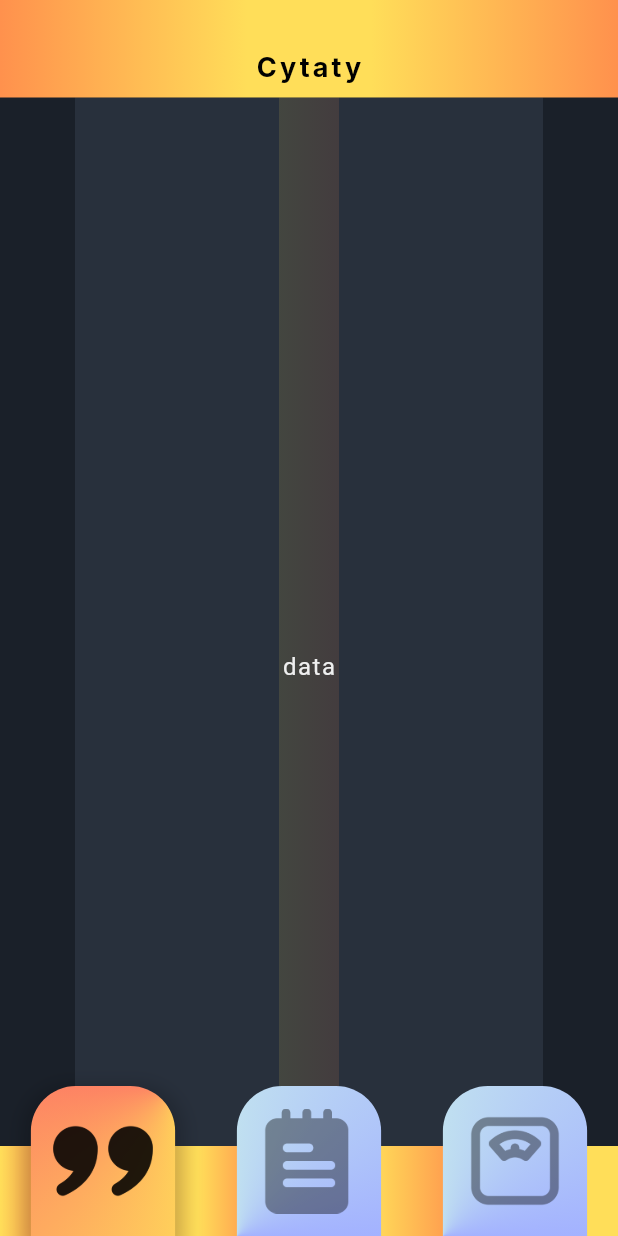
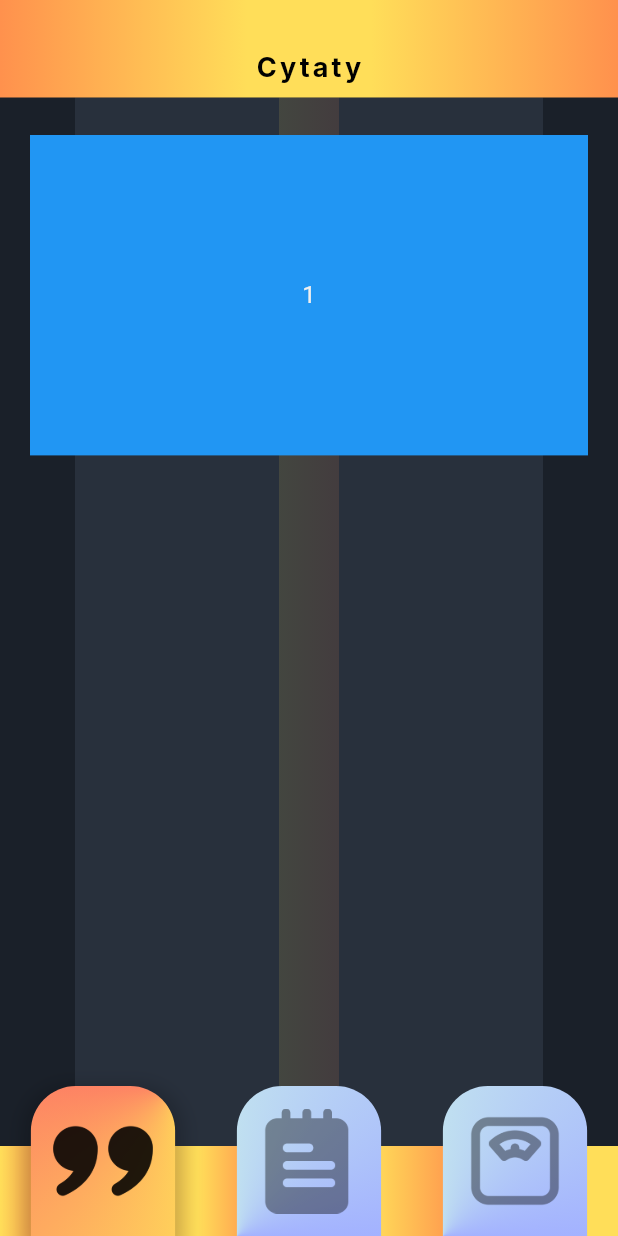
Before and after one commit to kluchoo/DoIt, a Flutter app: the screen it shows after launch, on a phone screen of 412 x 824 dp. Run offline on Flutter 3.47's test engine with Material 3 defaults, Android fonts, the phone set to English and light mode, and no system bars; drawn by our look-alikes of flutter_card_swiper; our stand-ins replace google_fonts.

Commit message:
Dodanie pola cytatów wraz z biblioteką

```diff
--- a/lib/strony/aplikacja/home.dart
+++ b/lib/strony/aplikacja/home.dart
@@ -2,6 +2,7 @@ import 'package:do_it/komponenty/app_background_colors.dart';
 import 'package:do_it/komponenty/botom_navigation_bar.dart';
 import 'package:do_it/komponenty/text.dart';
 import 'package:do_it/providers/home_page_providers.dart';
+import 'package:do_it/strony/aplikacja/zakladki/cytaty.dart';
 import 'package:flutter/material.dart';
 import 'package:provider/provider.dart';
 
@@ -51,19 +52,20 @@ class _HomeState extends State<Home> {
         ),
         body: MainAppBackground(Stack(
           children: [
-            IndexedStack(
+            Padding(
+              padding: const EdgeInsets.fromLTRB(0, 0, 0, 100),
+              child: IndexedStack(
                 index: index,
                 children: const [
+                  Quotes(), // Widok dla index == 0
                   Center(
-                  child: Text('data'),
-                ), // Widok dla index == 0
-                Center(
-                  child: Text('data'),
+                    child: Text('data2'),
                   ), // Widok dla index == 1
                   Center(
-                  child: Text('data'),
+                    child: Text('data3'),
                   ), // Widok dla index == 2
                 ],
+              ),
             ),
             Column(
               children: [
--- /dev/null
+++ b/lib/strony/aplikacja/zakladki/cytaty.dart
@@ -0,0 +1,61 @@
+import 'package:flutter/material.dart';
+import 'package:flutter_card_swiper/flutter_card_swiper.dart';
+import 'package:provider/provider.dart';
+
+class Quotes extends StatefulWidget {
+  const Quotes({super.key});
+
+  @override
+  State<Quotes> createState() => _QuotesState();
+}
+
+class _QuotesState extends State<Quotes> {
+  final CardSwiperController swiperController = CardSwiperController();
+
+  List<Container> cards = [
+    Container(
+      alignment: Alignment.center,
+      color: Colors.blue,
+      child: const Text('1'),
+    ),
+    Container(
+      alignment: Alignment.center,
+      color: Colors.red,
+      child: const Text('2'),
+    ),
+    Container(
+      alignment: Alignment.center,
+      color: Colors.purple,
+      child: const Text('3'),
+    )
+  ];
+
+  @override
+  Widget build(BuildContext context) {
+    return FractionallySizedBox(
+      heightFactor: 0.4,
+      child: Flexible(
+        child: CardSwiper(
+          duration: const Duration(milliseconds: 100),
+          maxAngle: 15,
+          numberOfCardsDisplayed: 1,
+          allowedSwipeDirection: const AllowedSwipeDirection.only(
+              up: false, down: false, left: true, right: true),
+          isLoop: false,
+          controller: swiperController,
+          onSwipe: (previousIndex, currentIndex, direction) {
+            if (direction == CardSwiperDirection.left) {
+              swiperController.undo();
+              return false;
+            }
+
+            return true;
+          },
+          cardsCount: cards.length,
+          cardBuilder: (context, index, percentThresholdX, percentThresholdY) =>
+              cards[index],
+        ),
+      ),
+    );
+  }
+}
--- a/pubspec.yaml
+++ b/pubspec.yaml
@@ -36,6 +36,7 @@ dependencies:
   # Use with the CupertinoIcons class for iOS style icons.
   cupertino_icons: ^1.0.8
   provider: ^6.1.2
+  flutter_card_swiper: ^7.0.2
 
 dev_dependencies:
   flutter_test:
```
Also changed, not shown: pubspec.lock. Lines whose indentation alone changed are shown as unchanged.
